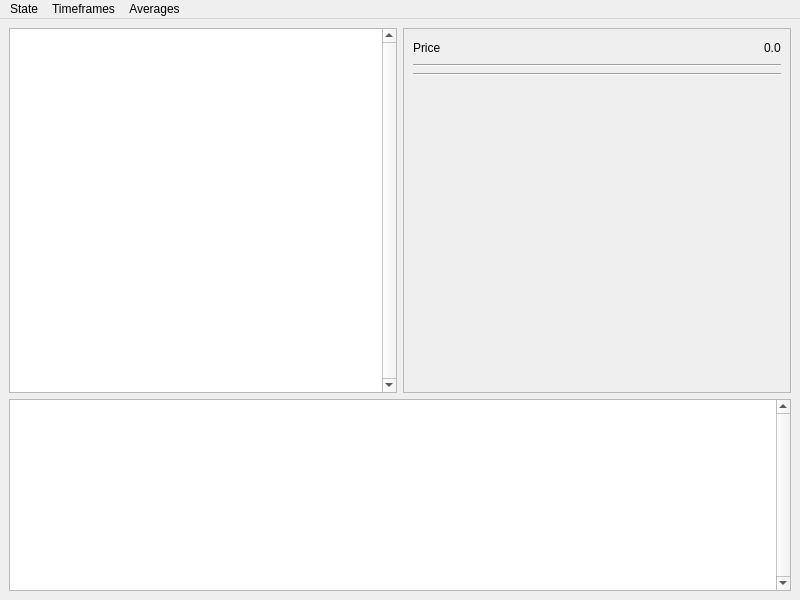
The window that source/ui/watcherWindow.ui (qrlik/MarketWatcher) describes before a commit, drawn with Qt 5.
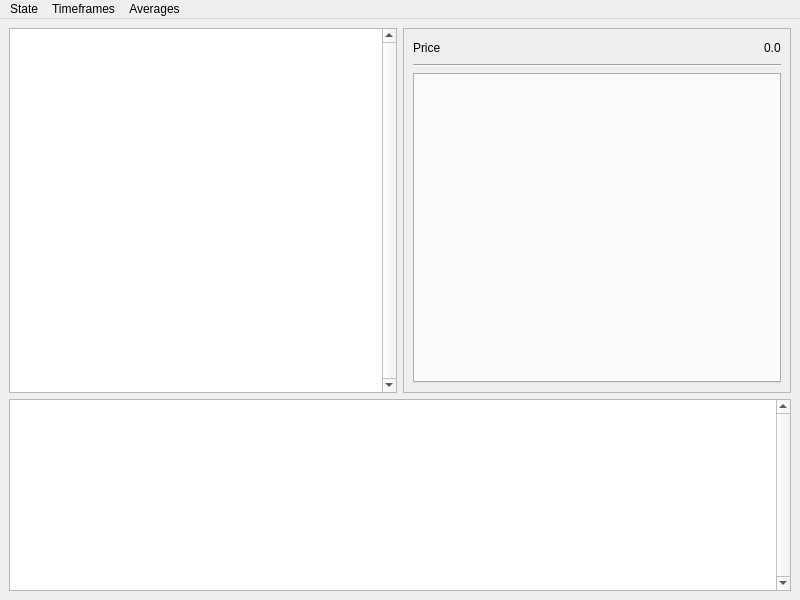
The same window after the commit.

What changed in the file:
```diff
--- a/source/ui/watcherWindow.ui
+++ b/source/ui/watcherWindow.ui
@@ -93,30 +93,7 @@
           </widget>
          </item>
          <item>
-          <layout class="QVBoxLayout" name="deltasLayout"/>
-         </item>
-         <item>
-          <widget class="Line" name="line_2">
-           <property name="orientation">
-            <enum>Qt::Horizontal</enum>
-           </property>
-          </widget>
-         </item>
-         <item>
-          <layout class="QVBoxLayout" name="averagesLayout"/>
-         </item>
-         <item>
-          <spacer name="verticalSpacer">
-           <property name="orientation">
-            <enum>Qt::Vertical</enum>
-           </property>
-           <property name="sizeHint" stdset="0">
-            <size>
-             <width>20</width>
-             <height>40</height>
-            </size>
-           </property>
-          </spacer>
+          <widget class="QTabWidget" name="tabWidget"/>
          </item>
         </layout>
        </widget>
```
